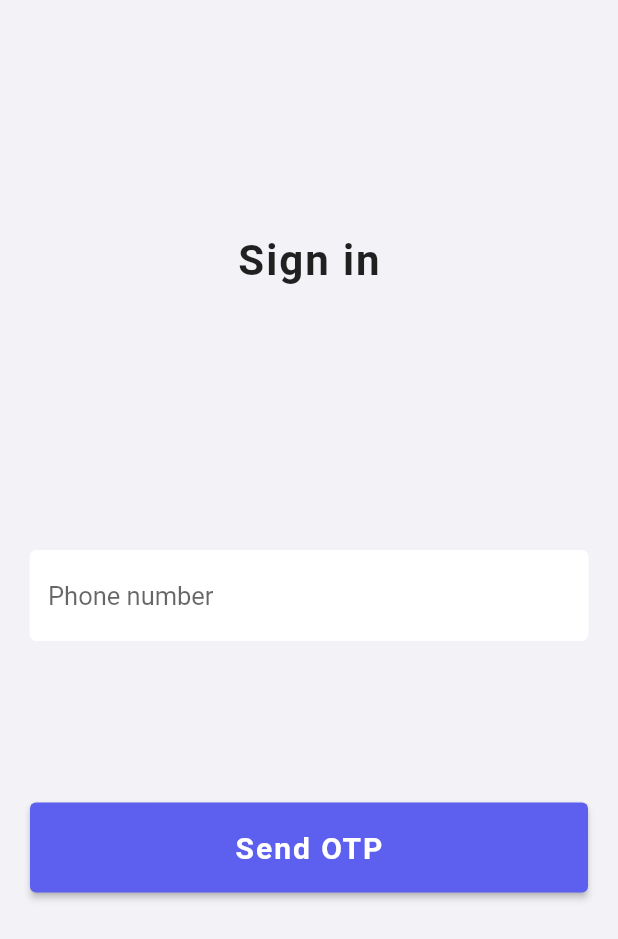
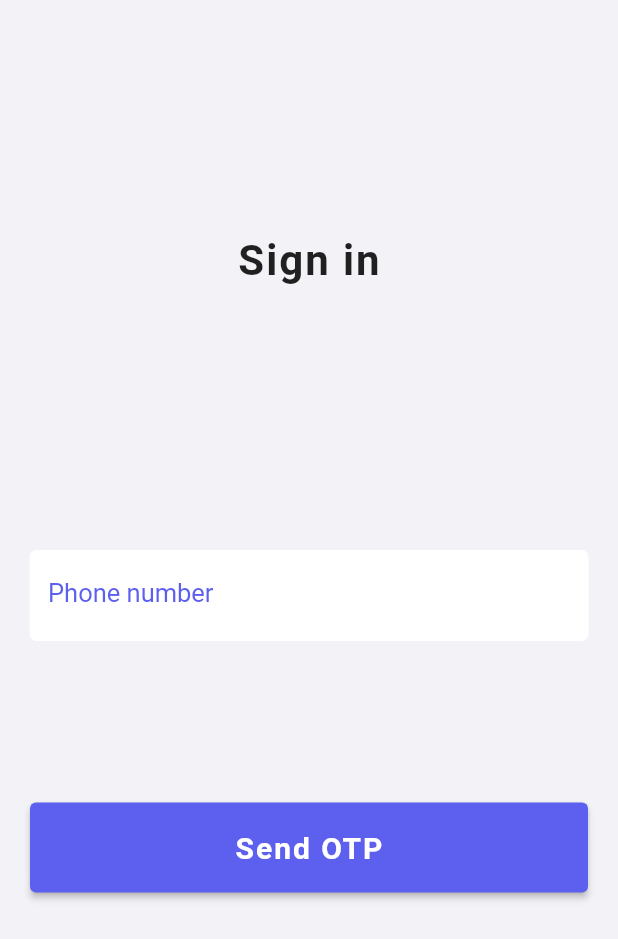
Before and after one commit to Mani2487/Linia, a Flutter app: the screen it shows after launch, on a phone screen of 412 x 824 dp. Shown: the top 939 px of the screen. Run offline on Flutter 3.47's test engine with Material 2 defaults, Android fonts, the phone set to English and light mode, and no system bars; our stand-ins replace firebase_auth, firebase_core, flutter_svg; accounts and stored records are empty; Roboto replaces fonts that are missing (SFPro).

Commit message:
Signin page design additions

```diff
--- a/lib/assets/app_widgets.dart
+++ b/lib/assets/app_widgets.dart
@@ -37,6 +37,7 @@ class AppPrimaryButton extends StatelessWidget {
 class AppPrimaryTextField extends StatelessWidget {
   final String label;
   final bool isPassword;
+  final int? maxLength;
   TextEditingController? controller;
 
   AppPrimaryTextField({
@@ -44,23 +45,39 @@ class AppPrimaryTextField extends StatelessWidget {
     this.label = '',
     this.isPassword = false,
     this.controller,
+    this.maxLength,
   }) : super(key: key);
 
   @override
   Widget build(BuildContext context) {
-    return TextField(
+    return TextFormField(
+      maxLength: maxLength,
+      keyboardType: TextInputType.number,
       controller: controller,
       obscureText: isPassword ? true : false,
+
+      // textAlign: TextAlign.center,
+      style: TextStyle(
+        color: Color(0xff5D5FEF),
+        fontFamily: 'SFPro',
+        fontSize: 17,
+      ),
       decoration: InputDecoration(
-        hintText: label,
-        hintStyle: const TextStyle(
+        counterText: '',
+        label: Text(label),
+        // hintText: label,
+        labelStyle: const TextStyle(
           fontFamily: 'SFPro',
           fontSize: 17,
+          color: Color(0xff5D5FEF),
         ),
         fillColor: const Color(0xffFFFFFF),
         filled: true,
         border: OutlineInputBorder(
           borderRadius: BorderRadius.circular(4.0),
+        ),
+        focusedBorder: const OutlineInputBorder(
+          borderSide: BorderSide(color: Color(0xff5D5FEF), width: 2.0),
         ),
         enabledBorder: const OutlineInputBorder(
           borderSide: BorderSide(color: Color(0xffFFFFFF), width: 0.0),
--- a/lib/pages/signin.dart
+++ b/lib/pages/signin.dart
@@ -42,7 +42,7 @@ class _SignInScreenState extends State<SignInScreen> {
 
       if (authCredential.user != null) {
         Navigator.push(context,
-            MaterialPageRoute(builder: (context) => const DashboardScreen()));
+            MaterialPageRoute(builder: (context) => DashboardScreen()));
       }
     } on FirebaseAuthException catch (e) {
       setState(() {
@@ -57,6 +57,7 @@ class _SignInScreenState extends State<SignInScreen> {
     return Column(
       children: [
         AppPrimaryTextField(
+          maxLength: 10,
           label: 'Phone number',
           controller: phoneController,
         ),
@@ -100,6 +101,7 @@ class _SignInScreenState extends State<SignInScreen> {
       children: [
         AppPrimaryTextField(
           label: 'Enter OTP',
+          maxLength: 6,
           controller: otpController,
         ),
         verticalSpacer(verticalSpace: 34),
--- a/lib/pages/signup.dart
+++ b/lib/pages/signup.dart
@@ -61,7 +61,7 @@ class _SignUpScreenState extends State<SignUpScreen> {
                     Navigator.push(
                       context,
                       MaterialPageRoute(
-                          builder: (context) => const DashboardScreen()),
+                          builder: (context) => DashboardScreen()),
                     );
                   },
                 ),
```
Also changed, not shown: lib/pages/dashboard.dart (+13 -9 lines).
